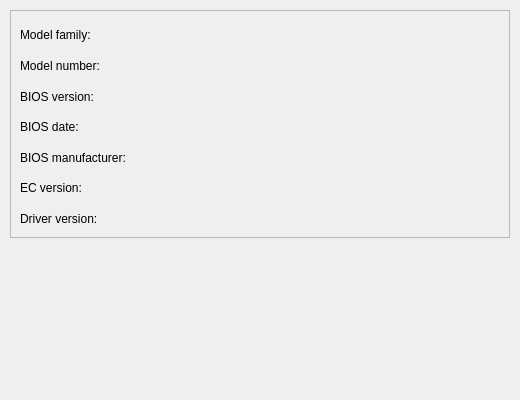
Above: kcm/sysinfo.ui from jfmcarreira/ktoshiba before the change. Below: the same form after it.
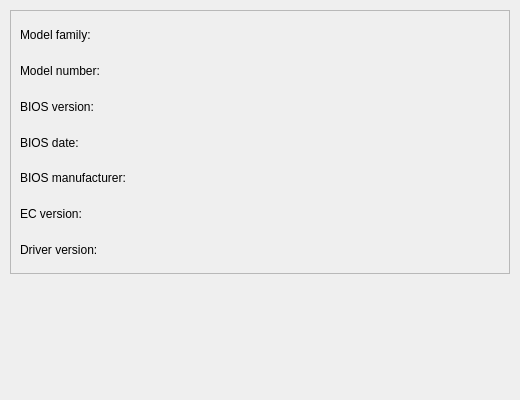
That is the form after the change.

```diff
--- a/kcm/sysinfo.ui
+++ b/kcm/sysinfo.ui
@@ -20,7 +20,7 @@
      <x>10</x>
      <y>10</y>
      <width>500</width>
-     <height>228</height>
+     <height>264</height>
     </rect>
    </property>
    <layout class="QHBoxLayout" name="horizontalLayout">
```
